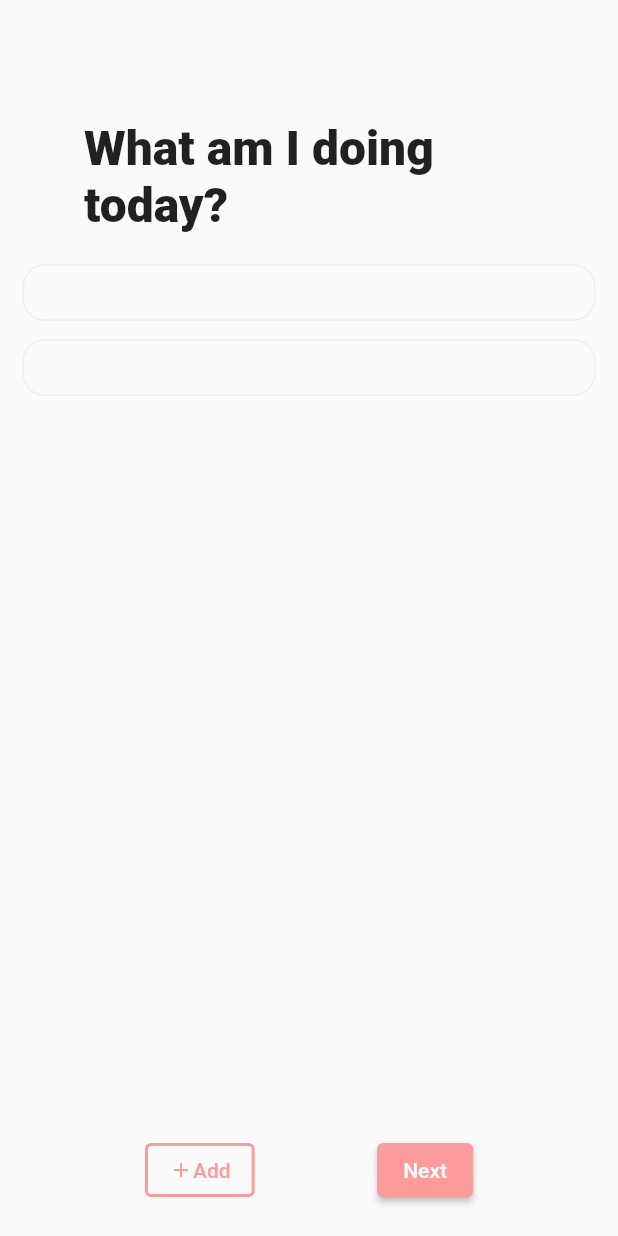
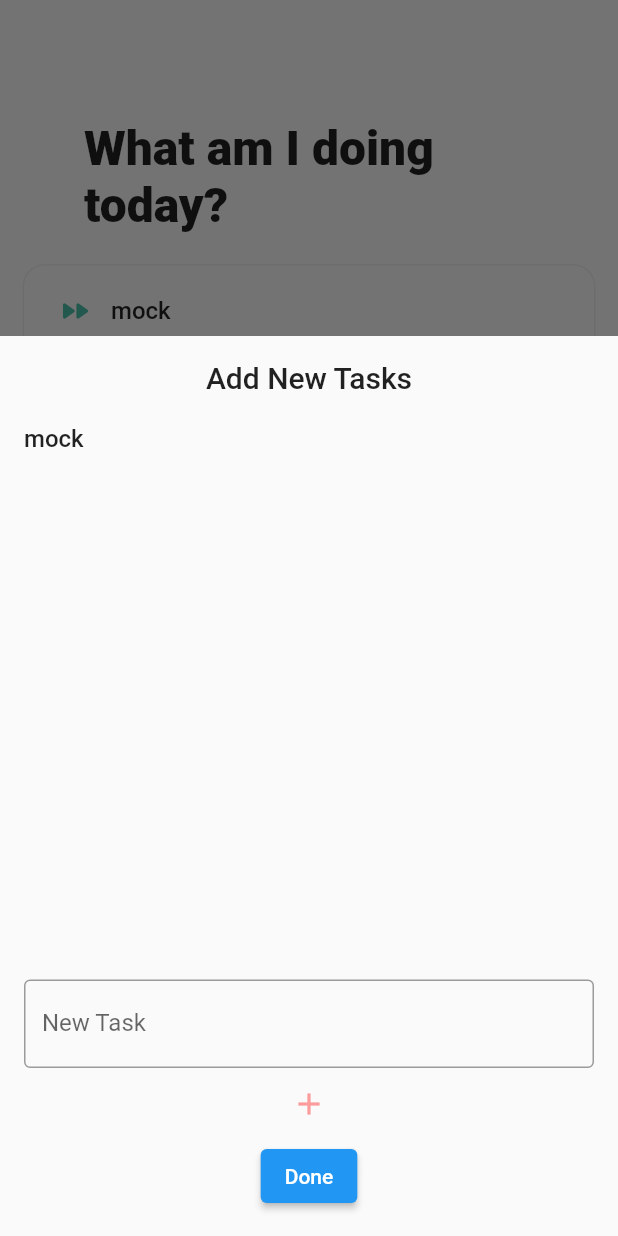
Before and after one commit to tanzyy96/hibryd_flutter, a Flutter app: the StandupToday screen opened directly with empty values, after a tap on "Add", on a phone screen of 412 x 824 dp. Run offline on Flutter 3.47's test engine with Material 2 defaults, Android fonts, the phone set to English and light mode, and no system bars.

Commit message:
fixed state for bottomsheet

```diff
--- a/lib/views/standup_view/standup_today.dart
+++ b/lib/views/standup_view/standup_today.dart
@@ -16,6 +16,84 @@ class StandupToday extends StatefulWidget {
 }
 
 class _StandupTodayState extends State<StandupToday> {
+  List<String> newTasks = ["mock"];
+
+  final TextEditingController textController = TextEditingController();
+
+  void addNewTask(String input, StateSetter state) {
+    state(() {
+      newTasks.add(input);
+      textController.clear();
+    });
+  }
+
+  void showModal(BuildContext ctx) {
+    showModalBottomSheet<void>(
+        context: ctx,
+        isScrollControlled: true,
+        builder: (context) {
+          return StatefulBuilder(
+            builder: (context, StateSetter state) => Container(
+              padding: const EdgeInsets.all(16),
+              height: 600,
+              child: Column(
+                mainAxisSize: MainAxisSize.min,
+                mainAxisAlignment: MainAxisAlignment.spaceBetween,
+                children: [
+                  Expanded(
+                    child: Column(
+                      children: [
+                        const Text(
+                          "Add New Tasks",
+                          style: TextStyle(
+                            fontSize: 20,
+                            fontWeight: FontWeight.w500,
+                          ),
+                        ),
+                        const SizedBox(height: 20),
+                        Expanded(
+                          child: ListView.builder(
+                            itemCount: newTasks.length,
+                            itemBuilder: (context, index) => Text(
+                              newTasks[index],
+                              key: UniqueKey(),
+                              style: const TextStyle(
+                                fontSize: 16,
+                                fontWeight: FontWeight.w500,
+                              ),
+                            ),
+                          ),
+                        ),
+                      ],
+                    ),
+                  ),
+                  Column(
+                    children: [
+                      TextFormField(
+                        controller: textController,
+                        onFieldSubmitted: (text) => addNewTask(text, state),
+                        decoration: const InputDecoration(
+                            labelText: "New Task",
+                            hintText: "What's your task?",
+                            border: OutlineInputBorder()),
+                      ),
+                      IconButton(
+                        icon: const Icon(Icons.add),
+                        onPressed: () => addNewTask(textController.text, state),
+                        color: AppColors.primaryColor,
+                      ),
+                      ElevatedButton(
+                          onPressed: () => Navigator.pop(ctx),
+                          child: const Text("Done")),
+                    ],
+                  ),
+                ],
+              ),
+            ),
+          );
+        });
+  }
+
   @override
   Widget build(BuildContext context) {
     // Mock data
@@ -97,15 +175,13 @@ class _StandupTodayState extends State<StandupToday> {
                             horizontal: 12,
                           ),
                           child: Column(
-                            children:
-                                List.generate(todayTasks.tasks.length, (index) {
+                            children: List.generate(newTasks.length, (index) {
                               return Row(
                                 children: [
                                   iconMap[TaskStatus.pushed]!,
                                   const SizedBox(width: 12),
                                   Flexible(
-                                      child: Text(
-                                          todayTasks.tasks[index].description,
+                                      child: Text(newTasks[index],
                                           style: const TextStyle(
                                             fontSize: 16,
                                             fontWeight: FontWeight.w500,
@@ -130,9 +206,7 @@ class _StandupTodayState extends State<StandupToday> {
                       horizontal: 10,
                       vertical: 10,
                     ),
-                    child: Column(
-                      children: [
-                        Padding(
+                    child: Padding(
                       padding: const EdgeInsets.symmetric(
                         vertical: 8,
                         horizontal: 12,
@@ -140,29 +214,25 @@ class _StandupTodayState extends State<StandupToday> {
                       child: Column(
                         children:
                             List.generate(widget.ystTasks.length, (index) {
-                              var orderedTasks =
-                                  getOrderedTasks(widget.ystTasks);
+                          var orderedTasks = getOrderedTasks(widget.ystTasks);
                           return Padding(
-                                padding:
-                                    const EdgeInsets.symmetric(vertical: 8.0),
+                            padding: const EdgeInsets.symmetric(vertical: 8.0),
                             child: Row(
                               children: [
-                                    greyedIconMap[
-                                        orderedTasks[index].taskStatus]!,
+                                greyedIconMap[orderedTasks[index].taskStatus]!,
                                 const SizedBox(width: 12),
                                 Flexible(
-                                        child: Text(
-                                            orderedTasks[index].description,
+                                    child: Text(orderedTasks[index].description,
                                         style: TextStyle(
                                           fontSize: 16,
                                           fontWeight: FontWeight.w500,
-                                              decoration: orderedTasks[index]
-                                                          .taskStatus ==
+                                          decoration:
+                                              orderedTasks[index].taskStatus ==
                                                       TaskStatus.pushed
                                                   ? null
                                                   : TextDecoration.lineThrough,
-                                              color: orderedTasks[index]
-                                                          .taskStatus ==
+                                          color:
+                                              orderedTasks[index].taskStatus ==
                                                       TaskStatus.pushed
                                                   ? AppColors.secondaryColor
                                                   : Colors.grey,
@@ -172,8 +242,6 @@ class _StandupTodayState extends State<StandupToday> {
                           );
                         }),
                       ),
-                        ),
-                      ],
                     ),
                   ),
                 ),
@@ -185,7 +253,7 @@ class _StandupTodayState extends State<StandupToday> {
             mainAxisAlignment: MainAxisAlignment.spaceEvenly,
             children: [
               OutlinedButton(
-                onPressed: () {},
+                onPressed: () => showModal(context),
                 child: Row(
                   children: const [
                     Icon(
@@ -204,7 +272,9 @@ class _StandupTodayState extends State<StandupToday> {
                 ),
               ),
               ElevatedButton(
-                onPressed: () {},
+                onPressed: () {
+                  print(newTasks);
+                },
                 child: const Text("Next"),
                 style: ElevatedButton.styleFrom(
                   primary: AppColors.primaryColor,
```
Lines whose indentation alone changed are shown as unchanged.
